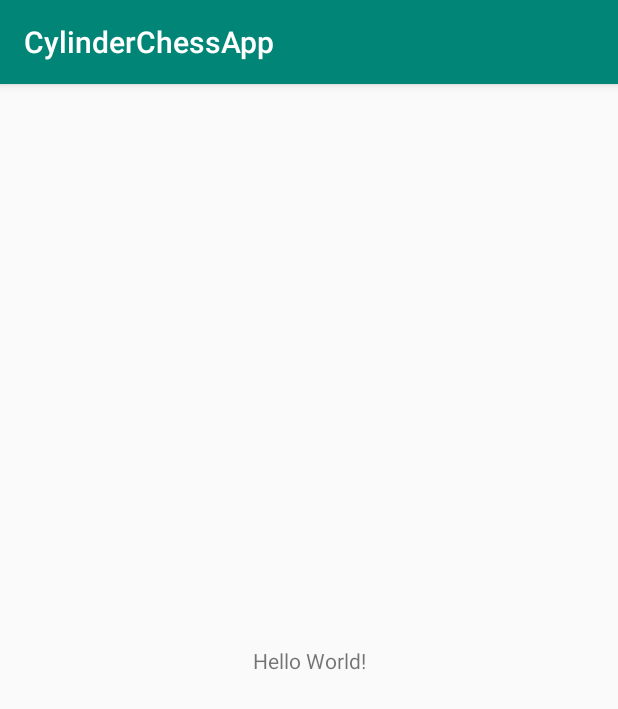
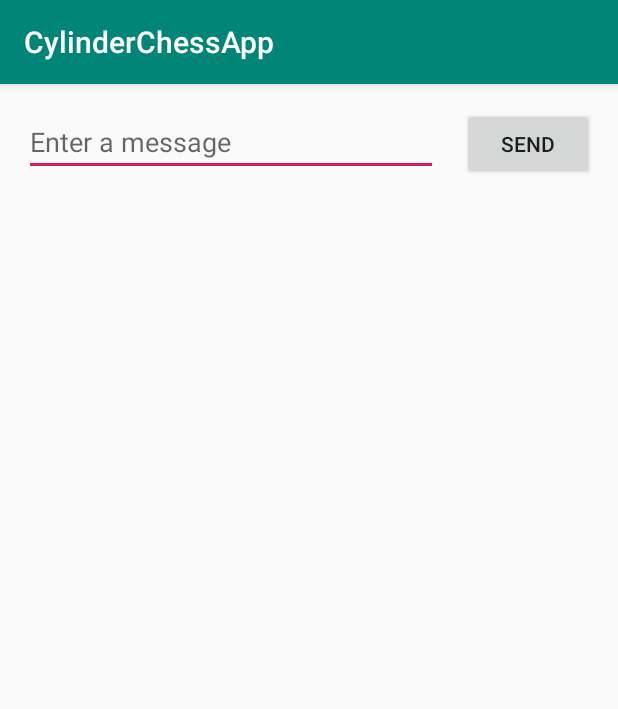
Before and after one commit to ColinAChen/cylinderChess, an Android app: the screen it shows after launch (MainActivity), on a phone screen of 412 x 824 dp. Shown: the top 709 px of the screen. Run offline under Robolectric (Android 15) with nearby library versions, the phone set to English and light mode, and no system bars.

Commit message:
testing out android design

```diff
--- a/app/src/main/AndroidManifest.xml
+++ b/app/src/main/AndroidManifest.xml
@@ -9,6 +9,11 @@
         android:roundIcon="@mipmap/ic_launcher_round"
         android:supportsRtl="true"
         android:theme="@style/AppTheme">
+        <activity android:name=".DisplayBoard"></activity>
+        <activity android:name=".display_board" />
+        <activity
+            android:name=".DisplayMessageActivity"
+            android:parentActivityName=".MainActivity" />
         <activity android:name=".MainActivity">
             <intent-filter>
                 <action android:name="android.intent.action.MAIN" />
--- a/app/src/main/java/com/example/cylinderchessapp/MainActivity.java
+++ b/app/src/main/java/com/example/cylinderchessapp/MainActivity.java
@@ -1,13 +1,22 @@
 package com.example.cylinderchessapp;
 
+import android.content.Intent;
 import android.support.v7.app.AppCompatActivity;
 import android.os.Bundle;
+import android.view.View;
+import android.widget.EditText;
 
 public class MainActivity extends AppCompatActivity {
-
+    public static final String EXTRA_MESSAGE = "com.example.cylinderchessapp.MESSAGE";
     @Override
     protected void onCreate(Bundle savedInstanceState) {
         super.onCreate(savedInstanceState);
         setContentView(R.layout.activity_main);
     }
+
+    public void sendMessage (View view)
+    {
+        Intent intent = new Intent(this, DisplayBoard.class);
+        startActivity(intent);
+    }
 }
--- a/app/src/main/res/layout/activity_main.xml
+++ b/app/src/main/res/layout/activity_main.xml
@@ -6,13 +6,30 @@
     android:layout_height="match_parent"
     tools:context=".MainActivity">
 
-    <TextView
+    <EditText
+        android:id="@+id/editText2"
+        android:layout_width="0dp"
+        android:layout_height="wrap_content"
+        android:layout_marginStart="16dp"
+        android:layout_marginTop="16dp"
+        android:ems="10"
+        android:hint="@string/edit_message"
+        android:inputType="textPersonName"
+        app:layout_constraintEnd_toStartOf="@+id/button"
+        app:layout_constraintHorizontal_bias="0.5"
+        app:layout_constraintStart_toStartOf="parent"
+        app:layout_constraintTop_toTopOf="parent" />
+
+    <Button
+        android:id="@+id/button"
         android:layout_width="wrap_content"
         android:layout_height="wrap_content"
-        android:text="Hello World!"
-        app:layout_constraintBottom_toBottomOf="parent"
-        app:layout_constraintLeft_toLeftOf="parent"
-        app:layout_constraintRight_toRightOf="parent"
-        app:layout_constraintTop_toTopOf="parent" />
-
+        android:layout_marginStart="16dp"
+        android:layout_marginEnd="16dp"
+        android:onClick="sendMessage"
+        android:text="@string/button_send"
+        app:layout_constraintBaseline_toBaselineOf="@+id/editText2"
+        app:layout_constraintEnd_toEndOf="parent"
+        app:layout_constraintHorizontal_bias="0.5"
+        app:layout_constraintStart_toEndOf="@+id/editText2" />
 </android.support.constraint.ConstraintLayout>
--- a/app/src/main/res/values/strings.xml
+++ b/app/src/main/res/values/strings.xml
@@ -1,3 +1,5 @@
 <resources>
     <string name="app_name">CylinderChessApp</string>
+    <string name="edit_message">Enter a message</string>
+    <string name="button_send">Send</string>
 </resources>
```
Also changed, not shown: app/src/main/java/com/example/cylinderchessapp/DisplayBoard.java (added, +16 -0 lines), app/src/main/java/com/example/cylinderchessapp/DisplayMessageActivity.java (added, +22 -0 lines), app/src/main/res/layout/activity_display_board.xml (added, +18 -0 lines), app/src/main/res/layout/activity_display_message.xml (added, +20 -0 lines).
